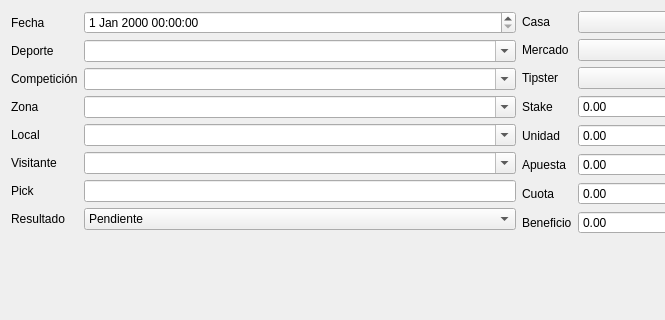
Above: ui/new_bet.ui from soker90/betcon before the change; both pictures show x 0 to 665 and y 0 to 320 of the 1038 by 403 pixel window. Below: the same form after it.
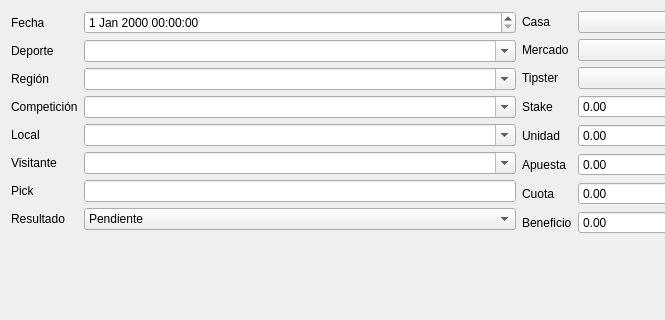
That is the form after the change.

Patch:
```diff
--- a/ui/new_bet.ui
+++ b/ui/new_bet.ui
@@ -28,43 +28,15 @@
        <item row="0" column="1">
         <widget class="QDateTimeEdit" name="dtDate"/>
        </item>
-       <item row="1" column="0">
-        <widget class="QLabel" name="label_9">
-         <property name="text">
-          <string>Deporte</string>
-         </property>
-        </widget>
-       </item>
-       <item row="1" column="1">
-        <widget class="QComboBox" name="cmbSport">
-         <property name="editable">
-          <bool>true</bool>
-         </property>
-        </widget>
-       </item>
-       <item row="2" column="0">
+       <item row="3" column="0">
         <widget class="QLabel" name="label_10">
          <property name="text">
           <string>Competición</string>
          </property>
         </widget>
        </item>
-       <item row="2" column="1">
-        <widget class="QComboBox" name="cmbCompetition">
-         <property name="editable">
-          <bool>true</bool>
-         </property>
-        </widget>
-       </item>
-       <item row="3" column="0">
-        <widget class="QLabel" name="label_11">
-         <property name="text">
-          <string>Zona</string>
-         </property>
-        </widget>
-       </item>
        <item row="3" column="1">
-        <widget class="QComboBox" name="cmbRegion">
+        <widget class="QComboBox" name="cmbCompetition">
          <property name="editable">
           <bool>true</bool>
          </property>
@@ -157,6 +129,34 @@
          </item>
         </widget>
        </item>
+       <item row="1" column="0">
+        <widget class="QLabel" name="label_9">
+         <property name="text">
+          <string>Deporte</string>
+         </property>
+        </widget>
+       </item>
+       <item row="2" column="0">
+        <widget class="QLabel" name="label_11">
+         <property name="text">
+          <string>Región</string>
+         </property>
+        </widget>
+       </item>
+       <item row="1" column="1">
+        <widget class="QComboBox" name="cmbSport">
+         <property name="editable">
+          <bool>true</bool>
+         </property>
+        </widget>
+       </item>
+       <item row="2" column="1">
+        <widget class="QComboBox" name="cmbRegion">
+         <property name="editable">
+          <bool>true</bool>
+         </property>
+        </widget>
+       </item>
       </layout>
      </item>
      <item>
```
